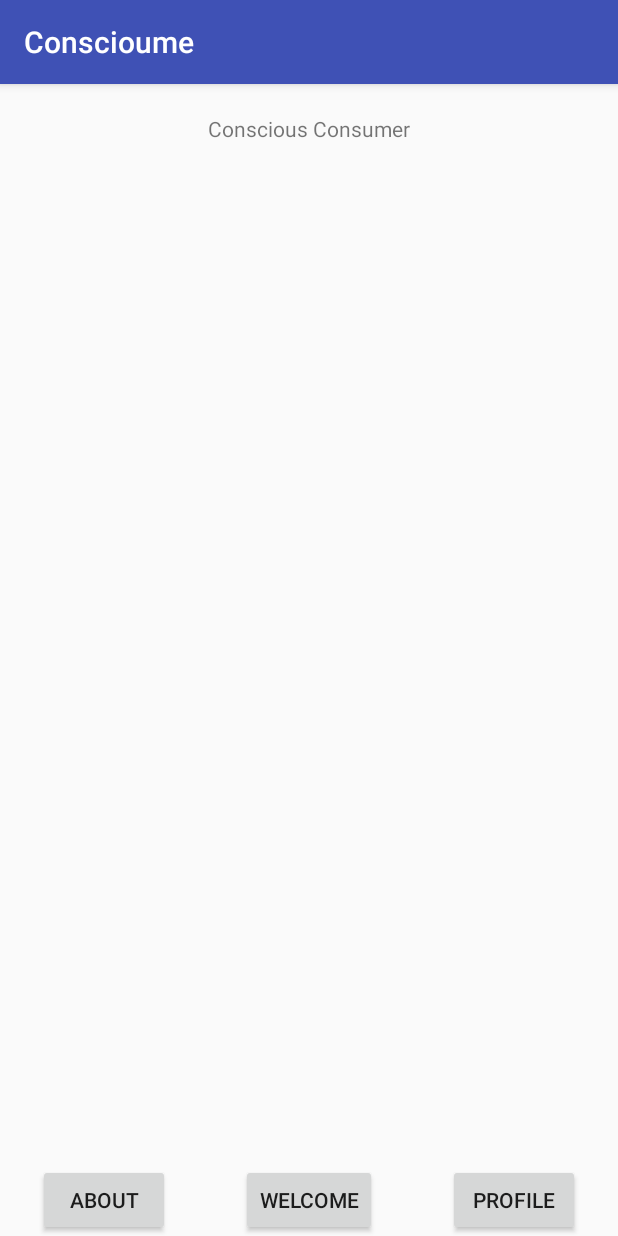
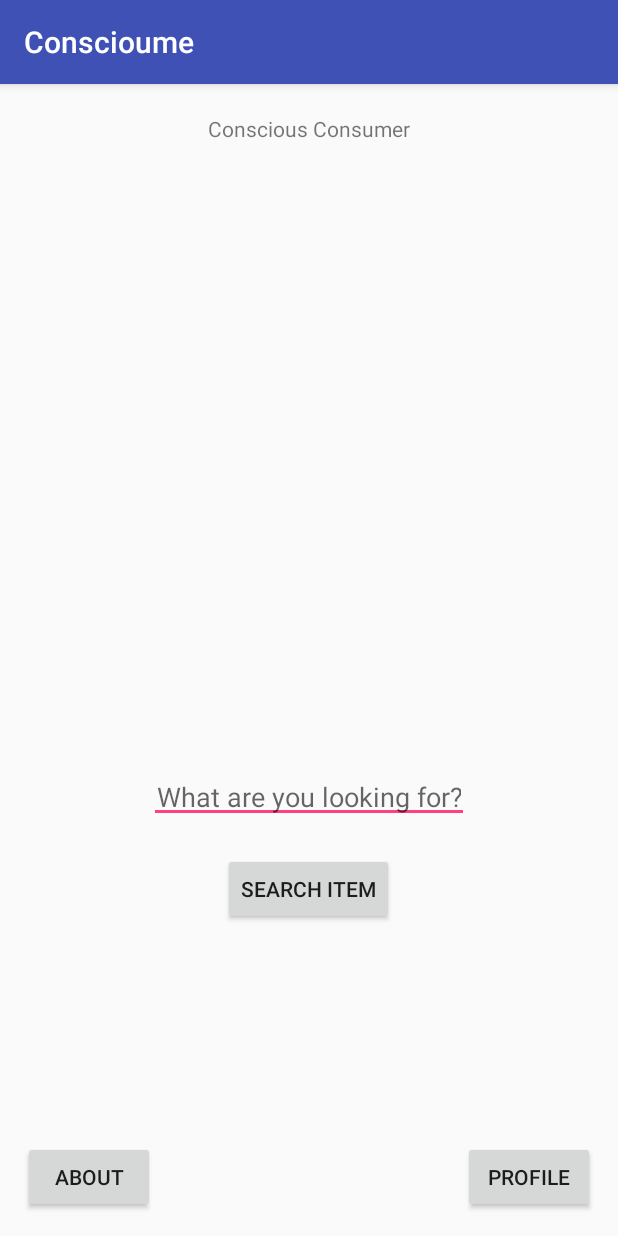
Before and after one commit to WittyCC/Conscious-Consumer, an Android app: the screen it shows after launch (MainActivity), on a phone screen of 412 x 824 dp. Run offline under Robolectric (Android 15) with nearby library versions, the phone set to English and light mode, and no system bars.

```diff
--- a/app/src/main/AndroidManifest.xml
+++ b/app/src/main/AndroidManifest.xml
@@ -16,7 +16,8 @@
                 <category android:name="android.intent.category.LAUNCHER" />
             </intent-filter>
         </activity>
-        <activity android:name=".AboutActivity"></activity>
+        <activity android:name=".AboutActivity" />
+        <activity android:name=".SearchResultActivity"></activity>
     </application>
 
 </manifest>
--- a/app/src/main/java/com/epicodus/conscioume/MainActivity.java
+++ b/app/src/main/java/com/epicodus/conscioume/MainActivity.java
@@ -5,10 +5,13 @@ import android.os.Bundle;
 import android.view.View;
 import android.widget.Button;
 import android.content.Intent;
+import android.util.Log;
+import android.widget.EditText;
 import android.widget.Toast;
 
 public class MainActivity extends AppCompatActivity {
-//    private Button mFindItemButton;
+    public static final String TAG = MainActivity.class.getSimpleName();
+    private EditText mSearchItem;
 
     @Override
     protected void onCreate(Bundle savedInstanceState) {
@@ -19,10 +22,15 @@ public class MainActivity extends AppCompatActivity {
         Button left = (Button) findViewById(R.id.aboutButton);
         Button right = (Button) findViewById(R.id.profileButton);
 
+        mSearchItem = (EditText) findViewById(R.id.searchForm);
+
         center.setOnClickListener(new View.OnClickListener() {
             @Override
             public void onClick(View v) {
-                Toast.makeText(MainActivity.this, "Welcome to Conscious Consumer", Toast.LENGTH_LONG).show();
+                String itemsearch = mSearchItem.getText().toString();
+                Log.d(TAG, itemsearch);
+                Intent intent = new Intent(MainActivity.this, SearchResultActivity.class);
+                startActivity(intent);
                 }
         });
 
--- a/app/src/main/res/layout/activity_main.xml
+++ b/app/src/main/res/layout/activity_main.xml
@@ -22,30 +22,45 @@
         android:id="@+id/findItemButton"
         android:layout_width="wrap_content"
         android:layout_height="wrap_content"
-        android:layout_alignParentBottom="true"
+        android:text="Search Item"
+        android:layout_above="@+id/profileButton"
         android:layout_centerHorizontal="true"
-        android:text="Welcome" />
+        android:layout_marginBottom="144dp" />
 
     <Button
         android:id="@+id/aboutButton"
         android:text="About"
         android:layout_width="wrap_content"
         android:layout_height="wrap_content"
+        android:layout_marginLeft="15dp"
+        android:layout_marginStart="15dp"
+        android:layout_alignParentBottom="true"
         android:layout_alignParentLeft="true"
         android:layout_alignParentStart="true"
-        android:layout_alignTop="@+id/findItemButton"
-        android:layout_marginLeft="25dp"
-        android:layout_marginStart="25dp" />
+        android:layout_marginBottom="15dp" />
 
     <Button
         android:id="@+id/profileButton"
         android:layout_width="wrap_content"
         android:layout_height="wrap_content"
-        android:layout_alignParentEnd="true"
+        android:layout_marginEnd="15dp"
+        android:layout_marginRight="15dp"
+        android:text="Profile"
+        android:layout_alignBaseline="@+id/aboutButton"
+        android:layout_alignBottom="@+id/aboutButton"
         android:layout_alignParentRight="true"
-        android:layout_alignTop="@+id/findItemButton"
-        android:layout_marginEnd="25dp"
-        android:layout_marginRight="25dp"
-        android:text="Profile" />
+        android:layout_alignParentEnd="true" />
+
+    <EditText
+        android:id="@+id/searchForm"
+        android:layout_width="wrap_content"
+        android:layout_height="wrap_content"
+        android:layout_marginBottom="20dp"
+        android:ems="10"
+        android:padding="5dp"
+        android:inputType="textCapCharacters"
+        android:hint="What are you looking for?"
+        android:layout_above="@+id/findItemButton"
+        android:layout_centerHorizontal="true" />
 
 </RelativeLayout>
```
Also changed, not shown: app/src/main/java/com/epicodus/conscioume/SearchResultActivity.java (added, +13 -0 lines), app/src/main/res/layout/activity_search_result.xml (added, +9 -0 lines).
